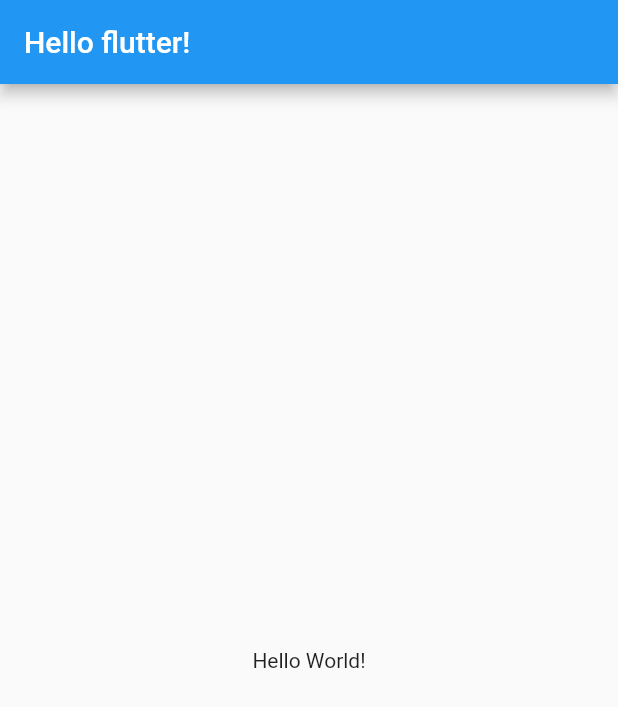
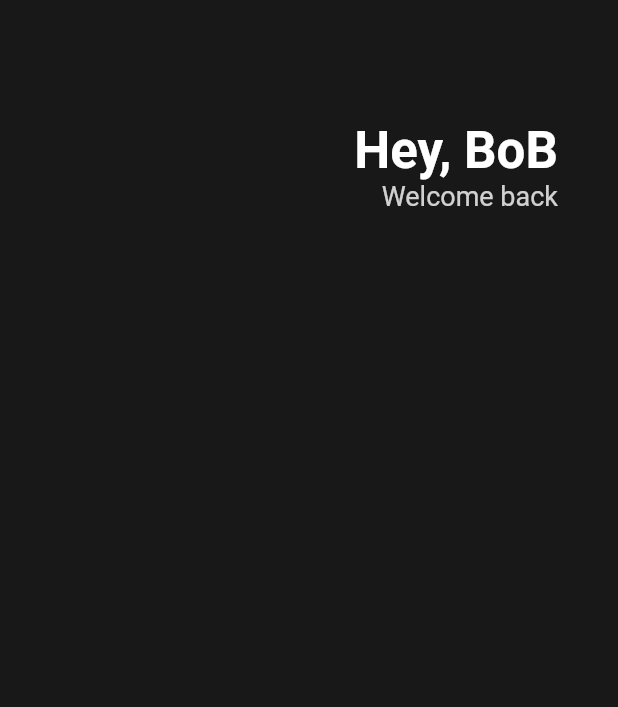
Before and after one commit to nicednjsdud/FlutterStudy, a Flutter app: the screen it shows after launch, on a phone screen of 412 x 824 dp. Shown: the top 707 px of the screen. Run offline on Flutter 3.47's test engine with Material 2 defaults, Android fonts, the phone set to English and light mode, and no system bars.

Commit message:
Create Header

```diff
--- a/toonflix/lib/main.dart
+++ b/toonflix/lib/main.dart
@@ -9,11 +9,37 @@ class App extends StatelessWidget {
   Widget build(BuildContext context) {
     return MaterialApp(
       home: Scaffold(
-        appBar: AppBar(
-          title: Text('Hello flutter!'),
-        ),
-        body: Center(child: Text('Hello World!')),
-      ),
+          backgroundColor: Color(0xFF181818),
+          body: Padding(
+            padding: EdgeInsets.symmetric(horizontal: 40),
+            child: Column(
+              children: [
+                SizedBox(
+                  height: 80,
+                ),
+                Row(
+                  mainAxisAlignment: MainAxisAlignment.end,
+                  children: [
+                    Column(
+                      crossAxisAlignment: CrossAxisAlignment.end,
+                      children: [
+                        Text('Hey, BoB',
+                            style: TextStyle(
+                                color: Colors.white,
+                                fontSize: 34,
+                                fontWeight: FontWeight.w600)),
+                        Text('Welcome back',
+                            style: TextStyle(
+                              color: Colors.white.withOpacity(0.8),
+                              fontSize: 18,
+                            )),
+                      ],
+                    )
+                  ],
+                )
+              ],
+            ),
+          )),
     );
   }
 }
```
